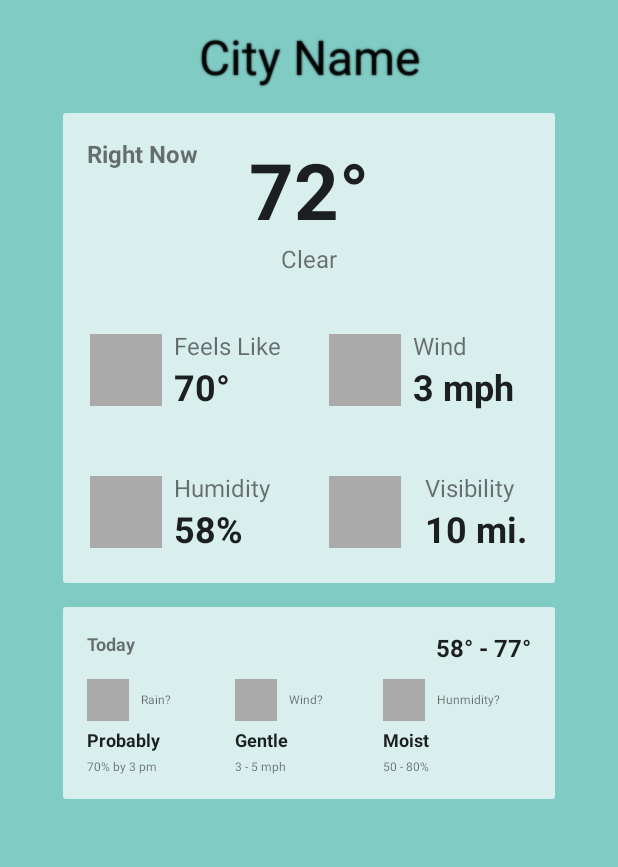
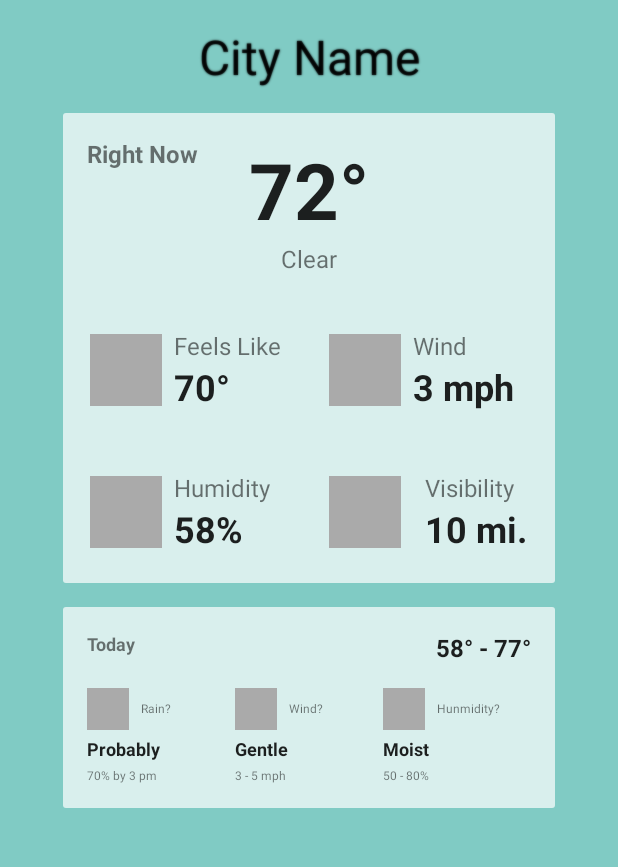
Before and after one commit to arosiclair/Weatherly, an Android app: the screen it shows after launch (MainActivity), on a phone screen of 412 x 824 dp, the part 84-951 px from its top. Run offline under Robolectric (Android 15) with nearby library versions, the phone set to English and light mode, and no system bars.

Commit message:
Changed Today card header to a FrameLayout

```diff
--- a/app/src/main/res/layout/fragment_city.xml
+++ b/app/src/main/res/layout/fragment_city.xml
@@ -284,34 +284,30 @@
             android:padding="16dp">
 
             <!-- Header Including The Low and High Temps -->
-            <LinearLayout
+            <FrameLayout
                 android:layout_width="match_parent"
-                android:layout_height="24dp"
-                android:orientation="horizontal">
+                android:layout_height="wrap_content"
+                android:paddingBottom="8dp">
 
                 <TextView
                     android:layout_width="wrap_content"
                     android:layout_height="wrap_content"
-                    android:layout_gravity="left"
+                    android:layout_gravity="top|left"
                     android:text="Today"
                     android:textColor="@color/abc_secondary_text_material_light"
                     android:textSize="12sp"
                     android:textStyle="bold" />
 
-                <LinearLayout
-                    android:layout_width="0dp"
-                    android:layout_height="wrap_content"
-                    android:layout_weight="1" />
-
                 <TextView
                     android:id="@+id/today_low_high"
                     android:layout_width="wrap_content"
                     android:layout_height="wrap_content"
+                    android:layout_gravity="top|right"
                     android:text="58° - 77°"
                     android:textColor="@color/abc_primary_text_material_light"
                     android:textSize="16sp"
                     android:textStyle="bold" />
-            </LinearLayout>
+            </FrameLayout>
 
             <!-- Today's Weather Details -->
             <LinearLayout
```
